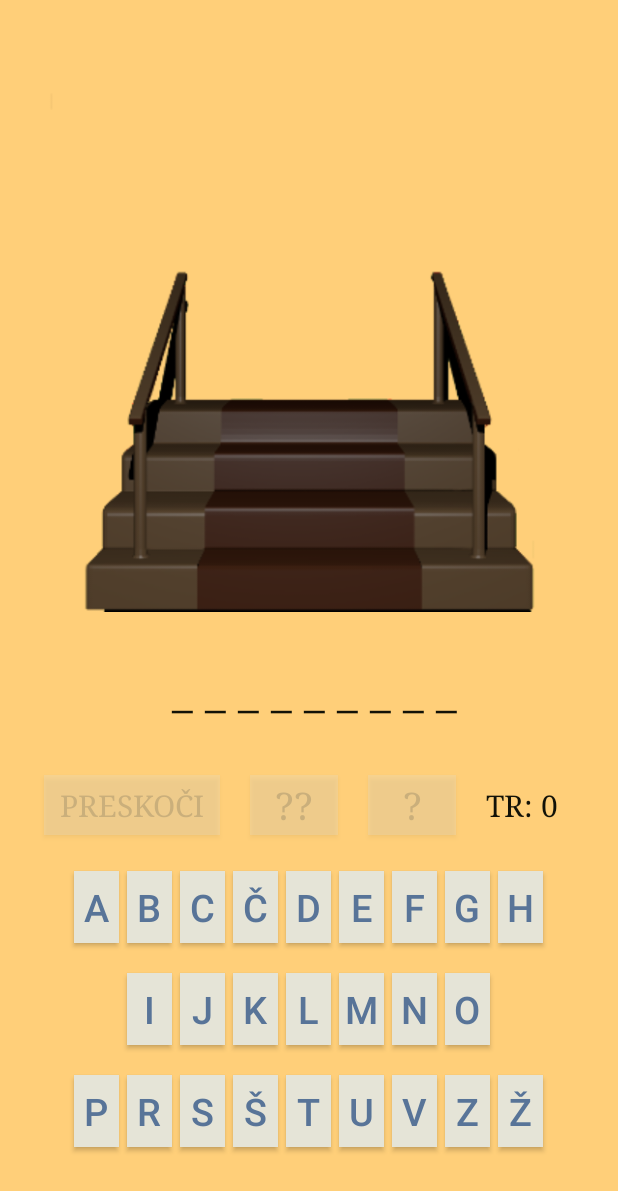
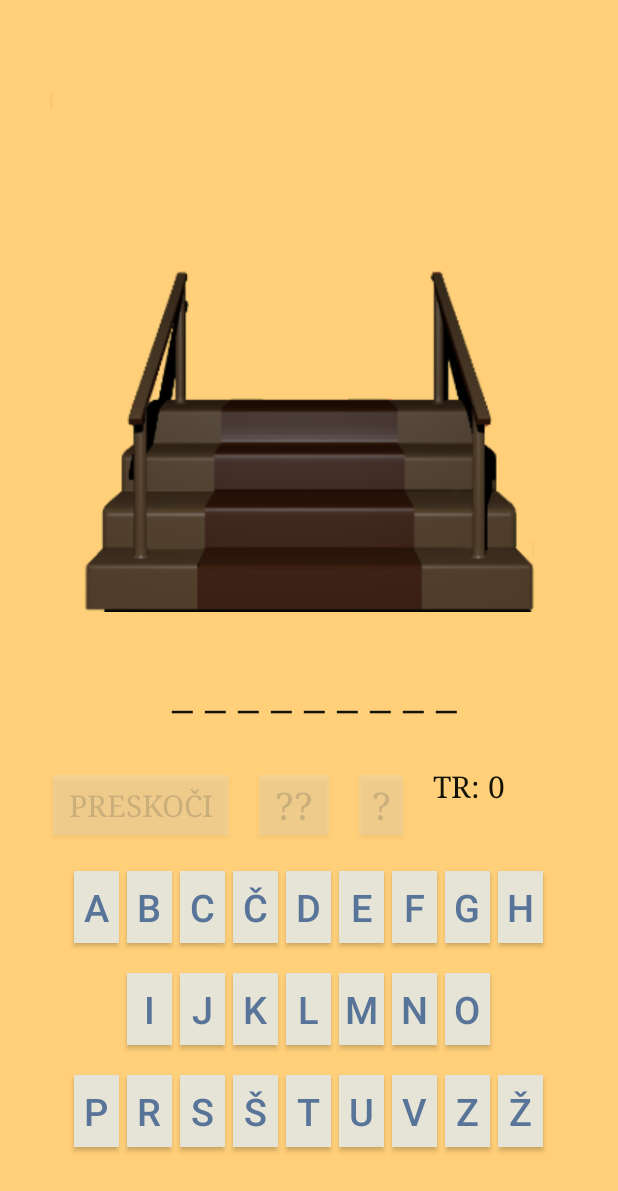
Before and after one commit to jakvrh1/vislice-android, an Android app: the VisliceDrzaveFragment screen opened directly, with no data from a screen before it, on a phone screen of 412 x 824 dp. Shown: the top 1191 px of the screen. Run offline under Robolectric (Android 15) with nearby library versions, the phone set to English and light mode, and no system bars.

Commit message:
nove wajslce

```diff
--- a/app/build.gradle
+++ b/app/build.gradle
@@ -7,8 +7,8 @@ android {
         applicationId 'com.jakvrh1.Wajslce'
         minSdkVersion 16
         targetSdkVersion 25
-        versionCode 3
-        versionName "1.1.1"
+        versionCode 4
+        versionName "1.1.2"
         testInstrumentationRunner "android.support.test.runner.AndroidJUnitRunner"
     }
     buildTypes {
--- a/app/src/main/res/layout/vislice_drzave_fragment.xml
+++ b/app/src/main/res/layout/vislice_drzave_fragment.xml
@@ -57,7 +57,7 @@
         <Button
             android:id="@+id/vislice_dve_crki"
             android:layout_width="0dp"
-            android:layout_weight="1"
+            android:layout_weight="0.8"
             android:layout_height="40dp"
             android:text="\?\?"
             android:fontFamily="serif"
@@ -74,7 +74,7 @@
         <Button
             android:id="@+id/vislice_crka"
             android:layout_width="0dp"
-            android:layout_weight="1"
+            android:layout_weight="0.5"
             android:layout_height="40dp"
             android:text="\?"
             android:fontFamily="serif"
@@ -91,11 +91,11 @@
         <TextView
             android:id="@+id/vislice_drzave_current"
             android:layout_width="0dp"
-            android:layout_weight="1"
+            android:layout_weight="1.5"
             android:layout_height="wrap_content"
             android:textSize="20dp"
             android:fontFamily="serif"
-            android:layout_gravity="center"
+            android:layout_gravity="left"
             android:gravity="left"
             android:textColor="@color/black1"/>
 
--- a/app/src/main/res/layout/vislice_glavna_mesta_fragment.xml
+++ b/app/src/main/res/layout/vislice_glavna_mesta_fragment.xml
@@ -57,7 +57,7 @@
         <Button
             android:id="@+id/vislice_dve_crki"
             android:layout_width="0dp"
-            android:layout_weight="1"
+            android:layout_weight="0.8"
             android:layout_height="40dp"
             android:text="\?\?"
             android:fontFamily="serif"
@@ -74,7 +74,7 @@
         <Button
             android:id="@+id/vislice_crka"
             android:layout_width="0dp"
-            android:layout_weight="1"
+            android:layout_weight="0.5"
             android:layout_height="40dp"
             android:text="\?"
             android:fontFamily="serif"
@@ -91,7 +91,7 @@
         <TextView
             android:id="@+id/vislice_mesta_current"
             android:layout_width="0dp"
-            android:layout_weight="1"
+            android:layout_weight="1.5"
             android:layout_height="wrap_content"
             android:textSize="20dp"
             android:fontFamily="serif"
```
Also changed, not shown: 386 other files.
